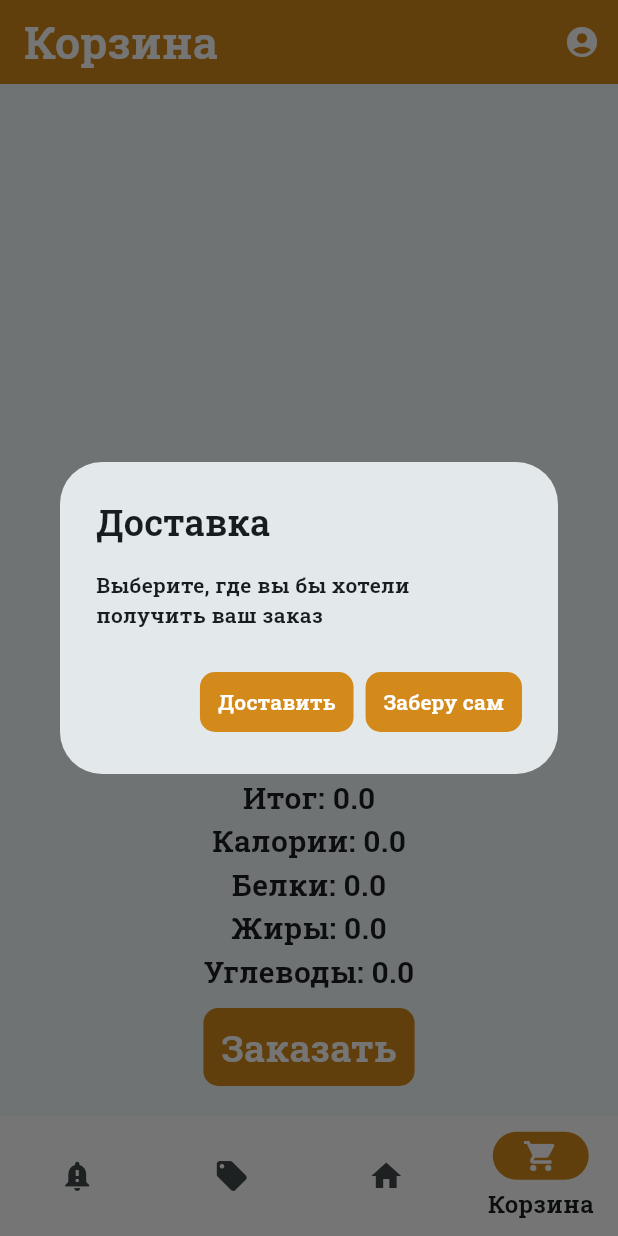
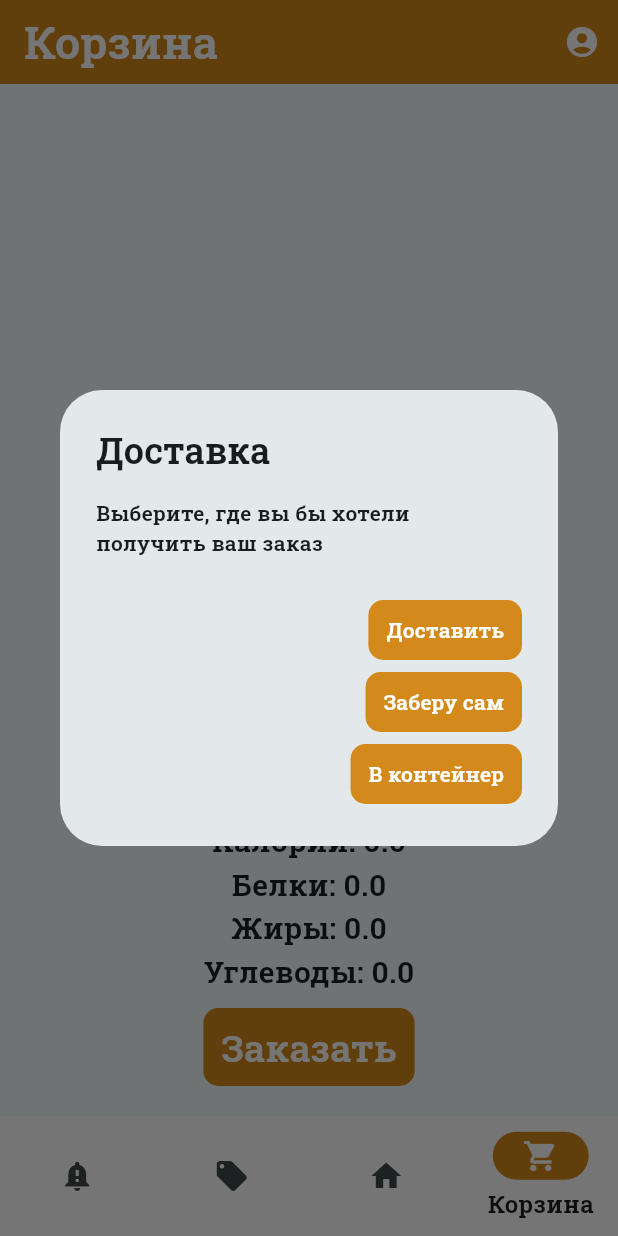
Before and after one commit to 06ED/GastroOffice, a Flutter app: the screen it shows after launch, item 4 of the bottom bar chosen, after a tap on "Заказать", on a phone screen of 412 x 824 dp. Run offline on Flutter 3.47's test engine with Material 3 defaults, Android fonts, the phone set to English and light mode, and no system bars; our stand-ins replace bloc, flutter_bloc; missing offline and left inert: loading_animations, oauth2_client; statements that could not run were skipped.

Commit message:
Small refactor

```diff
--- a/lib/entities/impl/order_entity.dart
+++ b/lib/entities/impl/order_entity.dart
@@ -1,8 +1,10 @@
 import 'package:gastro_office/entities/entity.dart';
 import 'package:gastro_office/entities/impl/product_entity.dart';
+import 'package:gastro_office/utils/delivery_mode.dart';
 
 class OrderEntity extends Entity {
-  final bool delivery, isCompleted;
+  final bool isCompleted;
+  final DeliveryMode delivery;
   final List<ProductEntity> products;
 
   OrderEntity({
@@ -16,7 +18,7 @@ class OrderEntity extends Entity {
     return OrderEntity(
       id: jsonEntity["id"],
       isCompleted: jsonEntity["is_completed"],
-      delivery: jsonEntity["delivery"],
+      delivery: DeliveryMode.values.singleWhere((element) =>  jsonEntity["delivery"] == element.id),
       products: (jsonEntity["dishes"] as List)
           .map((e) => ProductEntity.fromJson(e))
           .toList(),
--- a/lib/routes/cart_route.dart
+++ b/lib/routes/cart_route.dart
@@ -10,6 +10,7 @@ import 'package:path_provider/path_provider.dart';
 
 import '../api/http_client.dart';
 import '../entities/impl/product_entity.dart';
+import '../utils/delivery_mode.dart';
 
 class CartRoute extends StatefulWidget {
   const CartRoute({super.key});
@@ -110,6 +111,15 @@ class _CartRouteState extends State<CartRoute> {
     );
   }
 
+  ButtonStyle _getDialogButtonStyle() {
+    return TextButton.styleFrom(
+      backgroundColor: const Color.fromARGB(255, 211, 138, 27),
+      shape: RoundedRectangleBorder(
+        borderRadius: BorderRadius.circular(10),
+      ),
+    );
+  }
+
   Future<void> _getDialog() {
     return showDialog<void>(
       context: context,
@@ -120,12 +130,7 @@ class _CartRouteState extends State<CartRoute> {
         ),
         actions: [
           TextButton(
-            style: TextButton.styleFrom(
-              backgroundColor: const Color.fromARGB(255, 211, 138, 27),
-              shape: RoundedRectangleBorder(
-                borderRadius: BorderRadius.circular(10),
-              ),
-            ),
+            style: _getDialogButtonStyle(),
             child: const Text(
               "Доставить",
               style: TextStyle(
@@ -134,17 +139,12 @@ class _CartRouteState extends State<CartRoute> {
               ),
             ),
             onPressed: () async {
-              _addOrder(true)
+              _addOrder(DeliveryMode.table)
                   .then((value) => Navigator.pushReplacementNamed(context, "/offerList"));
             },
           ),
           TextButton(
-            style: TextButton.styleFrom(
-              backgroundColor: const Color.fromARGB(255, 211, 138, 27),
-              shape: RoundedRectangleBorder(
-                borderRadius: BorderRadius.circular(10),
-              ),
-            ),
+            style: _getDialogButtonStyle(),
             child: const Text(
               "Заберу сам",
               style: TextStyle(
@@ -153,7 +153,21 @@ class _CartRouteState extends State<CartRoute> {
               ),
             ),
             onPressed: () {
-              _addOrder(false)
+              _addOrder(DeliveryMode.disabled)
+                  .then((value) => Navigator.pushReplacementNamed(context, "/offerList"));
+            },
+          ),
+          TextButton(
+            style: _getDialogButtonStyle(),
+            child: const Text(
+              "В контейнер",
+              style: TextStyle(
+                color: Colors.white,
+                fontWeight: FontWeight.bold,
+              ),
+            ),
+            onPressed: () {
+              _addOrder(DeliveryMode.container)
                   .then((value) => Navigator.pushReplacementNamed(context, "/offerList"));
             },
           ),
@@ -162,7 +176,7 @@ class _CartRouteState extends State<CartRoute> {
     );
   }
 
-  Future<void> _addOrder(bool delivery) async {
+  Future<void> _addOrder(DeliveryMode delivery) async {
     final root = await getTemporaryDirectory();
     final file = File("${root.path}/cart.json");
     final orgFile = File("${root.path}/organization.json");
@@ -175,7 +189,7 @@ class _CartRouteState extends State<CartRoute> {
           headers: {"content-type": "application/json"},
           body: jsonEncode({
             "dishes_id": jsonList.map((e) => e["id"]).toList(),
-            "delivery": delivery,
+            "delivery": delivery.id,
             "organization_id": jsonDecode(await orgFile.readAsString())["id"],
           }));
 
--- /dev/null
+++ b/lib/utils/delivery_mode.dart
@@ -0,0 +1,9 @@
+enum DeliveryMode {
+  disabled(1),
+  table(2),
+  container(3);
+
+  final int id;
+
+  const DeliveryMode(this.id);
+}
```
